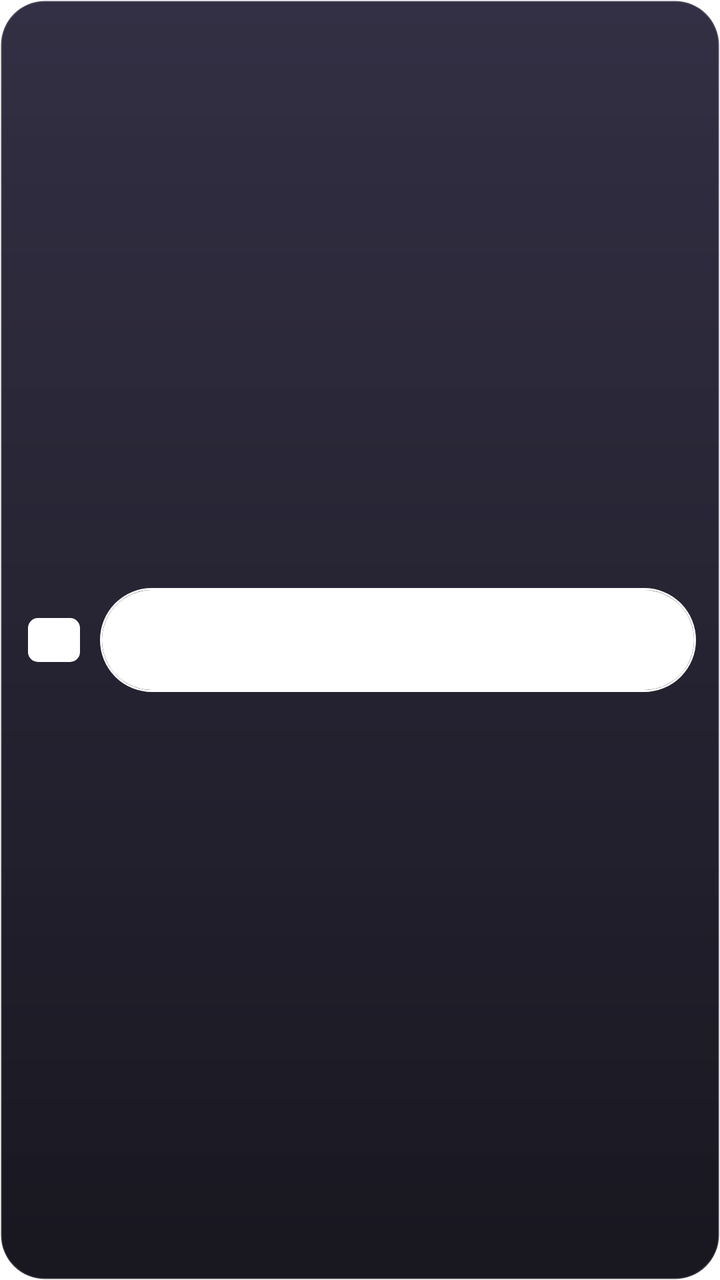
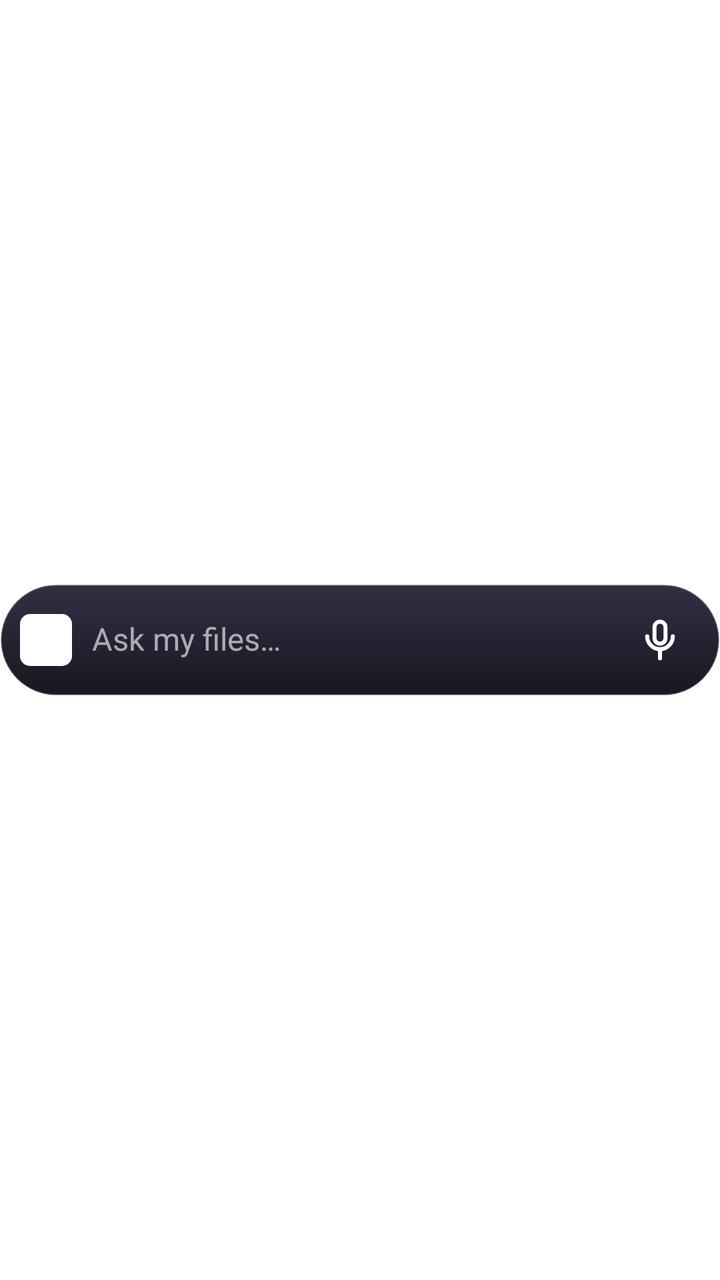

Screens rendered from an Android XML layout before and after an edit, with the pre-edit source and the edit as a unified diff.
<!-- AndroidManifest.xml: fallback theme Theme.MaterialComponents.DayNight.NoActionBar -->
<!-- res/layout/q11_widget_ask.xml -->
<?xml version="1.0" encoding="utf-8"?>
<FrameLayout xmlns:android="http://schemas.android.com/apk/res/android"
    android:id="@+id/q11_root"
    android:layout_width="match_parent"
    android:layout_height="match_parent">

    <LinearLayout
        android:id="@+id/q11_card"
        android:layout_width="match_parent"
        android:layout_height="match_parent"
        android:background="@drawable/q11_bg_glass"
        android:gravity="center_vertical"
        android:orientation="horizontal"
        android:paddingStart="14dp"
        android:paddingTop="8dp"
        android:paddingEnd="12dp"
        android:paddingBottom="8dp">

        <TextView
            android:id="@+id/q11_logo"
            android:layout_width="26dp"
            android:layout_height="22dp"
            android:background="@drawable/q11_round_white"
            android:gravity="center"
            android:includeFontPadding="false"
            android:text="@string/q11_widget_title"
            android:textColor="#FFFFFFFF"
            android:textSize="10sp"
            android:textStyle="bold" />

        <FrameLayout
            android:id="@+id/q11_ak_bar_o"
            android:layout_width="0dp"
            android:layout_height="52dp"
            android:layout_marginStart="10dp"
            android:layout_weight="1"
            android:background="@drawable/q11_l_pill"
            android:padding="1dp">

            <LinearLayout
                android:id="@+id/q11_ak_bar_i"
                android:layout_width="match_parent"
                android:layout_height="match_parent"
                android:background="@drawable/q11_f_pill"
                android:gravity="center_vertical"
                android:orientation="horizontal">

                <LinearLayout
                    android:id="@+id/q11_ak_ask"
                    android:layout_width="0dp"
                    android:layout_height="match_parent"
                    android:layout_weight="1"
                    android:gravity="center_vertical"
                    android:orientation="horizontal"
                    android:paddingStart="16dp"
                    android:paddingEnd="8dp">

                    <ImageView
                        android:id="@+id/q11_ak_search"
                        android:layout_width="18dp"
                        android:layout_height="18dp"
                        android:importantForAccessibility="no"
                        android:src="@drawable/q11_ic_search" />

                    <TextView
                        android:id="@+id/q11_ak_text"
                        android:layout_width="0dp"
                        android:layout_height="wrap_content"
                        android:layout_marginStart="9dp"
                        android:layout_weight="1"
                        android:ellipsize="end"
                        android:includeFontPadding="false"
                        android:maxLines="1"
                        android:text="@string/q11_ask_hint"
                        android:textColor="#9EFFFFFF"
                        android:textSize="15sp" />
                </LinearLayout>

                <FrameLayout
                    android:id="@+id/q11_ak_div"
                    android:layout_width="1dp"
                    android:layout_height="24dp"
                    android:background="#38FFFFFF" />

                <FrameLayout
                    android:id="@+id/q11_ak_mic"
                    android:layout_width="54dp"
                    android:layout_height="match_parent">

                    <ImageView
                        android:id="@+id/q11_ak_mic_icon"
                        android:layout_width="20dp"
                        android:layout_height="20dp"
                        android:layout_gravity="center"
                        android:importantForAccessibility="no"
                        android:src="@drawable/q11_ic_mic" />
                </FrameLayout>
            </LinearLayout>
        </FrameLayout>
    </LinearLayout>
</FrameLayout>
<!-- resources referenced by this layout -->
<resources>
  <!-- drawable q11_bg_glass (drawable) -->
  <?xml version="1.0" encoding="utf-8"?>
  <shape xmlns:android="http://schemas.android.com/apk/res/android" android:shape="rectangle">
      <gradient android:angle="270" android:startColor="#F228243A" android:endColor="#F7111019" android:type="linear" />
      <stroke android:width="1dp" android:color="#29FFFFFF" />
      <corners android:radius="22dp" />
  </shape>
  <!-- drawable q11_f_pill (drawable) -->
  <?xml version="1.0" encoding="utf-8"?>
  <shape xmlns:android="http://schemas.android.com/apk/res/android" android:shape="rectangle">
      <solid android:color="#FFFFFFFF" />
      <corners android:radius="999dp" />
  </shape>
  <!-- drawable q11_ic_mic (drawable) -->
  <?xml version="1.0" encoding="utf-8"?>
  <vector xmlns:android="http://schemas.android.com/apk/res/android"
      android:width="22dp"
      android:height="22dp"
      android:viewportWidth="24"
      android:viewportHeight="24">
      <path
          android:fillColor="#00000000"
          android:pathData="M9,5a3,3 0,0 1,6 0v6a3,3 0,0 1,-6 0z"
          android:strokeWidth="2.2"
          android:strokeColor="#FFFFFFFF"
          android:strokeLineCap="round"
          android:strokeLineJoin="round" />
      <path
          android:fillColor="#00000000"
          android:pathData="M5,10a7,7 0,0 0,14 0M12,17v5"
          android:strokeWidth="2.2"
          android:strokeColor="#FFFFFFFF"
          android:strokeLineCap="round"
          android:strokeLineJoin="round" />
  </vector>
  <!-- drawable q11_ic_search (drawable) -->
  <?xml version="1.0" encoding="utf-8"?>
  <vector xmlns:android="http://schemas.android.com/apk/res/android"
      android:width="20dp"
      android:height="20dp"
      android:viewportWidth="24"
      android:viewportHeight="24">
      <path
          android:fillColor="#00000000"
          android:pathData="M11,4a7,7 0,1 1,0 14a7,7 0,1 1,0 -14z"
          android:strokeWidth="2.4"
          android:strokeColor="#FFFFFFFF"
          android:strokeLineCap="round"
          android:strokeLineJoin="round" />
      <path
          android:fillColor="#00000000"
          android:pathData="M20,20l-3.5,-3.5"
          android:strokeWidth="2.4"
          android:strokeColor="#FFFFFFFF"
          android:strokeLineCap="round"
          android:strokeLineJoin="round" />
  </vector>
  <!-- drawable q11_l_pill (drawable) -->
  <?xml version="1.0" encoding="utf-8"?>
  <shape xmlns:android="http://schemas.android.com/apk/res/android" android:shape="rectangle">
      <solid android:color="#00000000" />
      <stroke android:width="1dp" android:color="#FFFFFFFF" />
      <corners android:radius="999dp" />
  </shape>
  <!-- drawable q11_round_white (drawable) -->
  <?xml version="1.0" encoding="utf-8"?>
  <shape xmlns:android="http://schemas.android.com/apk/res/android" android:shape="rectangle">
      <solid android:color="#FFFFFFFF" />
      <corners android:radius="5dp" />
  </shape>
  <string name="q11_ask_hint">Ask my files…</string>
  <string name="q11_widget_title" translatable="false">11Q</string>
</resources>

<!-- the commit's change to res/layout/q11_widget_ask.xml (unified diff, before → after) -->
@@ -5,97 +5,69 @@
     android:layout_height="match_parent">
 
     <LinearLayout
-        android:id="@+id/q11_card"
+        android:id="@+id/q11_ak_pill"
         android:layout_width="match_parent"
-        android:layout_height="match_parent"
-        android:background="@drawable/q11_bg_glass"
+        android:layout_height="56dp"
+        android:layout_gravity="center_vertical"
+        android:background="@drawable/q11_ask_glass"
         android:gravity="center_vertical"
         android:orientation="horizontal"
-        android:paddingStart="14dp"
-        android:paddingTop="8dp"
-        android:paddingEnd="12dp"
-        android:paddingBottom="8dp">
+        android:paddingStart="10dp"
+        android:paddingEnd="6dp">
 
-        <TextView
-            android:id="@+id/q11_logo"
-            android:layout_width="26dp"
-            android:layout_height="22dp"
-            android:background="@drawable/q11_round_white"
-            android:gravity="center"
-            android:includeFontPadding="false"
-            android:text="@string/q11_widget_title"
-            android:textColor="#FFFFFFFF"
-            android:textSize="10sp"
-            android:textStyle="bold" />
+        <LinearLayout
+            android:id="@+id/q11_ak_ask"
+            android:layout_width="0dp"
+            android:layout_height="match_parent"
+            android:layout_weight="1"
+            android:gravity="center_vertical"
+            android:orientation="horizontal"
+            android:paddingEnd="8dp">
+
+            <TextView
+                android:id="@+id/q11_logo"
+                android:layout_width="26dp"
+                android:layout_height="26dp"
+                android:background="@drawable/q11_round_white"
+                android:gravity="center"
+                android:importantForAccessibility="no"
+                android:includeFontPadding="false"
+                android:text="@string/q11_widget_title"
+                android:textColor="#FFFFFFFF"
+                android:textSize="9.5sp"
+                android:textStyle="bold" />
+
+            <TextView
+                android:id="@+id/q11_ak_text"
+                android:layout_width="0dp"
+                android:layout_height="wrap_content"
+                android:layout_marginStart="10dp"
+                android:layout_weight="1"
+                android:ellipsize="end"
+                android:includeFontPadding="false"
+                android:maxLines="1"
+                android:text="@string/q11_ask_hint"
+                android:textColor="#9EFFFFFF"
+                android:textSize="15.5sp" />
+        </LinearLayout>
 
         <FrameLayout
-            android:id="@+id/q11_ak_bar_o"
-            android:layout_width="0dp"
-            android:layout_height="52dp"
-            android:layout_marginStart="10dp"
-            android:layout_weight="1"
-            android:background="@drawable/q11_l_pill"
-            android:padding="1dp">
+            android:id="@+id/q11_ak_div"
+            android:layout_width="1dp"
+            android:layout_height="22dp" />
 
-            <LinearLayout
-                android:id="@+id/q11_ak_bar_i"
-                android:layout_width="match_parent"
-                android:layout_height="match_parent"
-                android:background="@drawable/q11_f_pill"
-                android:gravity="center_vertical"
-                android:orientation="horizontal">
+        <FrameLayout
+            android:id="@+id/q11_ak_mic"
+            android:layout_width="48dp"
+            android:layout_height="match_parent">
 
-                <LinearLayout
-                    android:id="@+id/q11_ak_ask"
-                    android:layout_width="0dp"
-                    android:layout_height="match_parent"
-                    android:layout_weight="1"
-                    android:gravity="center_vertical"
-                    android:orientation="horizontal"
-                    android:paddingStart="16dp"
-                    android:paddingEnd="8dp">
-
-                    <ImageView
-                        android:id="@+id/q11_ak_search"
-                        android:layout_width="18dp"
-                        android:layout_height="18dp"
-                        android:importantForAccessibility="no"
-                        android:src="@drawable/q11_ic_search" />
-
-                    <TextView
-                        android:id="@+id/q11_ak_text"
-                        android:layout_width="0dp"
-                        android:layout_height="wrap_content"
-                        android:layout_marginStart="9dp"
-                        android:layout_weight="1"
-                        android:ellipsize="end"
-                        android:includeFontPadding="false"
-                        android:maxLines="1"
-                        android:text="@string/q11_ask_hint"
-                        android:textColor="#9EFFFFFF"
-                        android:textSize="15sp" />
-                </LinearLayout>
-
-                <FrameLayout
-                    android:id="@+id/q11_ak_div"
-                    android:layout_width="1dp"
-                    android:layout_height="24dp"
-                    android:background="#38FFFFFF" />
-
-                <FrameLayout
-                    android:id="@+id/q11_ak_mic"
-                    android:layout_width="54dp"
-                    android:layout_height="match_parent">
-
-                    <ImageView
-                        android:id="@+id/q11_ak_mic_icon"
-                        android:layout_width="20dp"
-                        android:layout_height="20dp"
-                        android:layout_gravity="center"
-                        android:importantForAccessibility="no"
-                        android:src="@drawable/q11_ic_mic" />
-                </FrameLayout>
-            </LinearLayout>
+            <ImageView
+                android:id="@+id/q11_ak_mic_icon"
+                android:layout_width="22dp"
+                android:layout_height="22dp"
+                android:layout_gravity="center"
+                android:importantForAccessibility="no"
+                android:src="@drawable/q11_ic_mic" />
         </FrameLayout>
     </LinearLayout>
 </FrameLayout>
<!-- resource entries referenced after the edit -->
@@ -1,16 +1,10 @@
 <!-- resources referenced by this layout -->
 <resources>
-  <!-- drawable q11_bg_glass (drawable) -->
+  <!-- drawable q11_ask_glass (drawable) -->
   <?xml version="1.0" encoding="utf-8"?>
   <shape xmlns:android="http://schemas.android.com/apk/res/android" android:shape="rectangle">
       <gradient android:angle="270" android:startColor="#F228243A" android:endColor="#F7111019" android:type="linear" />
       <stroke android:width="1dp" android:color="#29FFFFFF" />
-      <corners android:radius="22dp" />
-  </shape>
-  <!-- drawable q11_f_pill (drawable) -->
-  <?xml version="1.0" encoding="utf-8"?>
-  <shape xmlns:android="http://schemas.android.com/apk/res/android" android:shape="rectangle">
-      <solid android:color="#FFFFFFFF" />
       <corners android:radius="999dp" />
   </shape>
   <!-- drawable q11_ic_mic (drawable) -->
@@ -35,35 +29,6 @@
           android:strokeLineCap="round"
           android:strokeLineJoin="round" />
   </vector>
-  <!-- drawable q11_ic_search (drawable) -->
-  <?xml version="1.0" encoding="utf-8"?>
-  <vector xmlns:android="http://schemas.android.com/apk/res/android"
-      android:width="20dp"
-      android:height="20dp"
-      android:viewportWidth="24"
-      android:viewportHeight="24">
-      <path
-          android:fillColor="#00000000"
-          android:pathData="M11,4a7,7 0,1 1,0 14a7,7 0,1 1,0 -14z"
-          android:strokeWidth="2.4"
-          android:strokeColor="#FFFFFFFF"
-          android:strokeLineCap="round"
-          android:strokeLineJoin="round" />
-      <path
-          android:fillColor="#00000000"
-          android:pathData="M20,20l-3.5,-3.5"
-          android:strokeWidth="2.4"
-          android:strokeColor="#FFFFFFFF"
-          android:strokeLineCap="round"
-          android:strokeLineJoin="round" />
-  </vector>
-  <!-- drawable q11_l_pill (drawable) -->
-  <?xml version="1.0" encoding="utf-8"?>
-  <shape xmlns:android="http://schemas.android.com/apk/res/android" android:shape="rectangle">
-      <solid android:color="#00000000" />
-      <stroke android:width="1dp" android:color="#FFFFFFFF" />
-      <corners android:radius="999dp" />
-  </shape>
   <!-- drawable q11_round_white (drawable) -->
   <?xml version="1.0" encoding="utf-8"?>
   <shape xmlns:android="http://schemas.android.com/apk/res/android" android:shape="rectangle">
